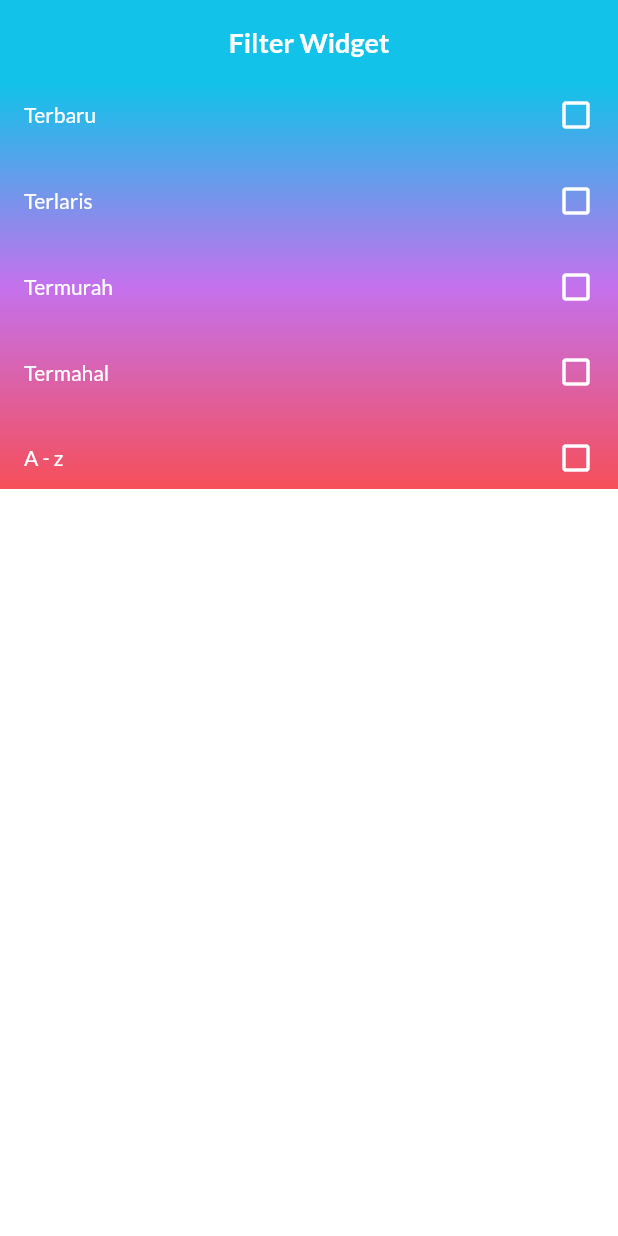
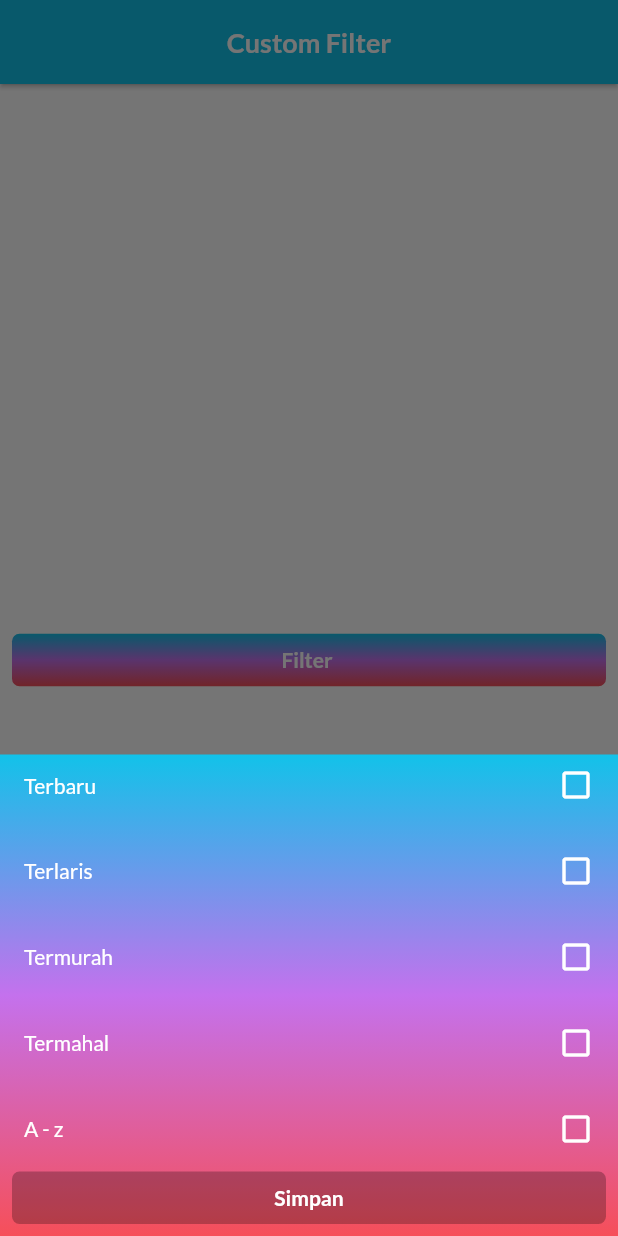
Before and after one commit to anjarnaufals/laboratorium, a Flutter app: the screen it shows after launch, after a tap on "Filter", on a phone screen of 412 x 824 dp. Run offline on Flutter 3.47's test engine with Material 2 defaults, Android fonts, the phone set to English and light mode, and no system bars; our stand-ins replace flutter_svg, get, google_fonts, pull_to_refresh_flutter3.

Commit message:
update filter methode

```diff
--- a/lib/app/modules/home/controllers/home_controller.dart
+++ b/lib/app/modules/home/controllers/home_controller.dart
@@ -6,7 +6,6 @@ class HomeController extends GetxController {
   final refreshController = RefreshController();
   var selectedFilter = [].obs;
   var isLoading = false.obs;
-  var isFilterOpen = false.obs;
   var filterName = "Filter".obs;
 
   @override
@@ -17,7 +16,7 @@ class HomeController extends GetxController {
   @override
   void onReady() {
     super.onReady();
-    loadFilters();
+    // loadFilters();
   }
 
   @override
@@ -25,7 +24,7 @@ class HomeController extends GetxController {
 
   Future<void> loadFilters() async {
     isLoading(true);
-    await Future.delayed(Duration(milliseconds: 2000), () {
+    await Future.delayed(Duration(seconds: 1), () {
       var temp = <Filter>[
         Filter(id: "newest", filter: "Terbaru"),
         Filter(id: "best-seller", filter: "Terlaris"),
@@ -42,10 +41,6 @@ class HomeController extends GetxController {
     loadFilters();
   }
 
-  void openFilter() {
-    isFilterOpen.value = !isFilterOpen.value;
-  }
-
   void selectFilter(String selected) {
     //check if list of selected filter length more than zero
     if (selectedFilter.length > 0) {
@@ -55,11 +50,12 @@ class HomeController extends GetxController {
       } else {
         selectedFilter.removeAt(0);
         selectedFilter.add(selected);
-        filterName.value = selected;
+        helper(selected);
       }
     } else {
       selectedFilter.add(selected);
-      filterName.value = selected;
+
+      helper(selected);
     }
 
     print(selectedFilter);
@@ -71,6 +67,14 @@ class HomeController extends GetxController {
     } else {
       return false;
     }
+  }
+
+  helper(String selected) {
+    filter.forEach((element) {
+      if (selected == element.id) {
+        filterName.value = element.filter;
+      }
+    });
   }
 }
 
--- a/lib/app/modules/home/views/home_view.dart
+++ b/lib/app/modules/home/views/home_view.dart
@@ -12,22 +12,153 @@ class HomeView extends GetView<HomeController> {
       appBar: AppBar(
         backgroundColor: Get.theme.primaryColor,
         title: Text(
-          'Filter Widget',
+          'Custom Filter',
           style: textWhite(size: 18, fontWeight: FontWeight.bold),
         ),
-        elevation: 0,
+        elevation: 1.2,
         centerTitle: true,
       ),
-      body: Obx(
-        () => controller.isFilterOpen.isTrue
-            ? controller.isLoading.isTrue
-                ? Center(
+      body: Column(
+        mainAxisAlignment: MainAxisAlignment.center,
+        children: [
+          Container(
+            margin: const EdgeInsets.all(8),
+            decoration: BoxDecoration(
+              borderRadius: BorderRadius.circular(5),
+              gradient: LinearGradient(
+                  begin: Alignment.topCenter,
+                  end: Alignment.bottomCenter,
+                  colors: [
+                    Get.theme.primaryColor,
+                    Get.theme.primaryColorLight,
+                    Get.theme.primaryColorDark,
+                  ]),
+            ),
+            height: 35,
+            child: Material(
+              color: Colors.transparent,
+              child: InkWell(
+                borderRadius: BorderRadius.circular(5),
+                onTap: () {
+                  controller.loadFilters();
+                  Get.bottomSheet(
+                      isScrollControlled: true,
+                      Obx(
+                        () => controller.isLoading.isTrue
+                            ? Container(
+                                height: Get.height / 12,
+                                decoration: BoxDecoration(
+                                  borderRadius: BorderRadius.circular(5),
+                                  gradient: LinearGradient(
+                                      begin: Alignment.topCenter,
+                                      end: Alignment.bottomCenter,
+                                      colors: [
+                                        Get.theme.primaryColor,
+                                        Get.theme.primaryColorLight,
+                                        Get.theme.primaryColorDark,
+                                      ]),
+                                ),
+                                child: Center(
                                     child: CircularProgressIndicator(
                                         strokeWidth: 1,
-                        valueColor: AlwaysStoppedAnimation<Color>(
-                            Get.theme.primaryColorDark)))
+                                        valueColor:
+                                            AlwaysStoppedAnimation<Color>(
+                                                Colors.white))),
+                              )
                             : controller.filter.length != 0
+                                ? Filter()
+                                : Error(),
+                      ));
+                },
+                child: Center(
+                  child: Obx(
+                    () => Text(
+                      "${controller.filterName.value} ",
+                      style: textWhite(fontWeight: FontWeight.bold),
+                    ),
+                  ),
+                ),
+              ),
+            ),
+          ),
+          Obx(
+            () => controller.selectedFilter.length > 0
                 ? Container(
+                    height: 30,
+                    width: 30,
+                    decoration: BoxDecoration(
+                      borderRadius: BorderRadius.circular(5),
+                      gradient: LinearGradient(
+                          begin: Alignment.topCenter,
+                          end: Alignment.bottomCenter,
+                          colors: [
+                            Get.theme.primaryColor,
+                            Get.theme.primaryColorLight,
+                            Get.theme.primaryColorDark,
+                          ]),
+                    ),
+                    child: Material(
+                      color: Colors.transparent,
+                      child: InkWell(
+                        onTap: () {
+                          controller.selectedFilter.clear();
+                          controller.filterName.value = "Filter";
+                        },
+                        child: Icon(
+                          Icons.cancel,
+                          color: Colors.white,
+                          size: 24,
+                        ),
+                      ),
+                    ),
+                  )
+                : Container(),
+          ),
+        ],
+      ),
+    );
+  }
+}
+
+class Error extends StatelessWidget {
+  const Error({
+    Key? key,
+  }) : super(key: key);
+
+  @override
+  Widget build(BuildContext context) {
+    return Container(
+      width: Get.width / 2,
+      height: Get.height / 4,
+      decoration: BoxDecoration(
+        borderRadius: BorderRadius.circular(5),
+        gradient: LinearGradient(
+            begin: Alignment.topCenter,
+            end: Alignment.bottomCenter,
+            colors: [
+              Get.theme.primaryColor,
+              Get.theme.primaryColorLight,
+              Get.theme.primaryColorDark,
+            ]),
+      ),
+      child: Center(
+        child: Text(
+          "Filter tidak ditemukan !",
+          style: textWhite(size: 20, fontWeight: FontWeight.bold),
+        ),
+      ),
+    );
+  }
+}
+
+class Filter extends GetWidget<HomeController> {
+  const Filter({
+    Key? key,
+  }) : super(key: key);
+
+  @override
+  Widget build(BuildContext context) {
+    return Container(
       // height: Get.height,
       width: Get.width,
       decoration: BoxDecoration(
@@ -40,7 +171,10 @@ class HomeView extends GetView<HomeController> {
               Get.theme.primaryColorDark,
             ]),
       ),
-                        child: ListView.separated(
+      child: Column(
+        mainAxisSize: MainAxisSize.min,
+        children: [
+          ListView.separated(
             shrinkWrap: true,
             itemCount: controller.filter.length,
             itemBuilder: (_, i) {
@@ -81,23 +215,11 @@ class HomeView extends GetView<HomeController> {
               return const SizedBox(height: 16);
             },
           ),
-                      )
-                    : Center(
-                        child: Text("Filter tidak ditemukan !"),
-                      )
-            : Center(
-                child: Container(
+          Container(
             margin: const EdgeInsets.all(8),
             decoration: BoxDecoration(
               borderRadius: BorderRadius.circular(5),
-                    gradient: LinearGradient(
-                        begin: Alignment.topCenter,
-                        end: Alignment.bottomCenter,
-                        colors: [
-                          Get.theme.primaryColor,
-                          Get.theme.primaryColorLight,
-                          Get.theme.primaryColorDark,
-                        ]),
+              color: Colors.black26,
             ),
             height: 35,
             child: Material(
@@ -105,42 +227,7 @@ class HomeView extends GetView<HomeController> {
               child: InkWell(
                 borderRadius: BorderRadius.circular(5),
                 onTap: () {
-                        controller.openFilter();
-                      },
-                      child: Center(
-                        child: Obx(() => Text(
-                              "${controller.filterName.value} ",
-                              style: textWhite(fontWeight: FontWeight.bold),
-                            )),
-                      ),
-                    ),
-                  ),
-                ),
-              ),
-      ),
-      bottomNavigationBar: SafeArea(
-        child: Obx(
-          () => Container(
-            margin: const EdgeInsets.all(8),
-            decoration: BoxDecoration(
-              borderRadius: BorderRadius.circular(5),
-              gradient: LinearGradient(
-                  begin: Alignment.topCenter,
-                  end: Alignment.bottomCenter,
-                  colors: [
-                    Get.theme.primaryColor,
-                    Get.theme.primaryColorLight,
-                    Get.theme.primaryColorDark,
-                  ]),
-            ),
-            height: controller.selectedFilter.length > 0 ? 35 : 0,
-            child: Material(
-              color: Colors.transparent,
-              child: InkWell(
-                borderRadius: BorderRadius.circular(5),
-                onTap: () {
-                  controller.selectedFilter.clear();
-                  controller.openFilter();
+                  Get.back();
                 },
                 child: Center(
                   child: Text(
@@ -151,7 +238,7 @@ class HomeView extends GetView<HomeController> {
               ),
             ),
           ),
-        ),
+        ],
       ),
     );
   }
```
Lines whose indentation alone changed are shown as unchanged.
